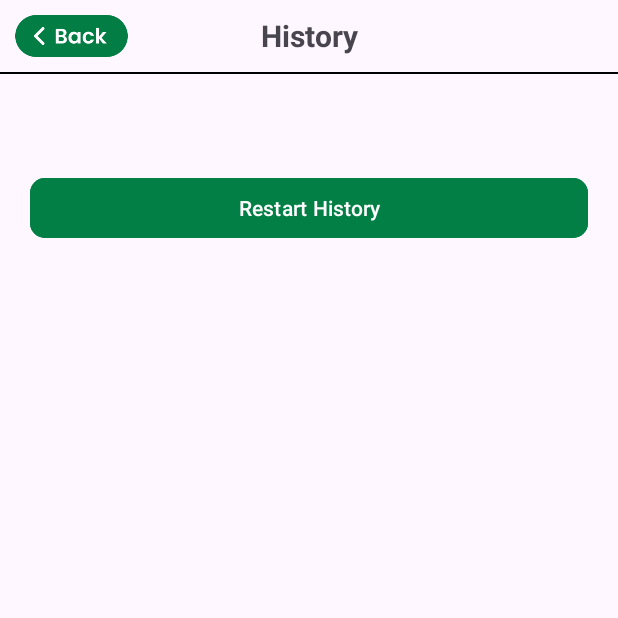
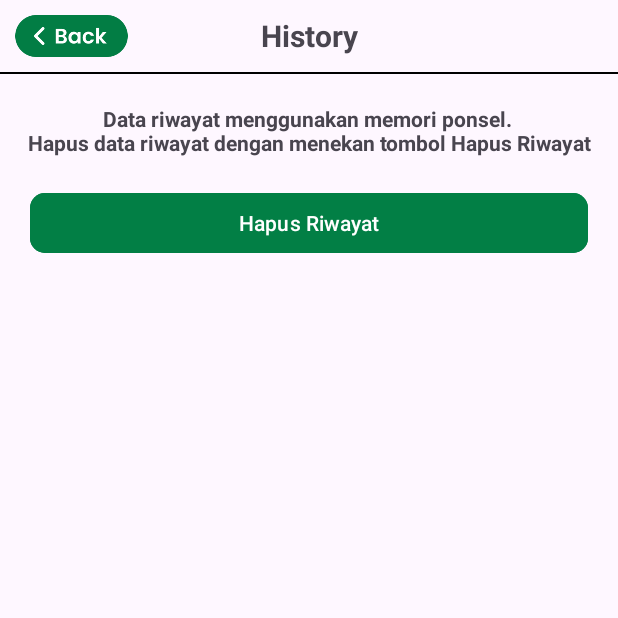
Before and after one commit to akmilino/YarsiAIR, an Android app: the HistoryActivity screen opened directly, with no data from a screen before it, on a phone screen of 412 x 824 dp, the top half of it. Run offline under Robolectric (Android 15) with nearby library versions, the phone set to English and light mode, and no system bars; our stand-ins replace Firebase (no records; nobody signed in at launch, a user with empty details on screens opened directly), Room's generated code.

Commit message:
Cpmmit Update Code Penamabha fitur pop up pada riwayat. perubahan bera[a teks berbahasa inggris kebahasa indonesia

```diff
--- a/app/build.gradle.kts
+++ b/app/build.gradle.kts
@@ -43,6 +43,10 @@ android {
 
 dependencies {
 
+
+    implementation ("androidx.cardview:cardview:1.0.0")
+
+
     // Room Database
     val roomVersion = "2.6.0"
     implementation("androidx.room:room-runtime:$roomVersion")
--- a/app/src/main/java/com/yarsiair/yarsiair/models/Status.kt
+++ b/app/src/main/java/com/yarsiair/yarsiair/models/Status.kt
@@ -2,10 +2,10 @@ package com.yarsiair.yarsiair.models
 
 
 enum class Status(val value: String, val min: Int, val max: Int) {
-    GOOD("Good", 0, 50),
+    GOOD("Bagus", 0, 50),
     MEDIUM("Sedang", 51, 100),
     UNHEALTHY_FOR_SENSITIVE_GROUPS("Tidak Sehat Untuk Kelompok Sensitive", 101, 150),
-    UNHEALTHY("Unhealthy", 151, 200),
-    VERY_UNHEALTHY("Very Unhealthy", 201, 300),
+    UNHEALTHY("Tidak Sehat", 151, 200),
+    VERY_UNHEALTHY("Sangat Tidak Sehat", 201, 300),
     VERY_UNHEALTHY_SEVERE("Hazardous", 301, 500)
 }
--- a/app/src/main/java/com/yarsiair/yarsiair/presentation/adapter/HistoryAdapter.kt
+++ b/app/src/main/java/com/yarsiair/yarsiair/presentation/adapter/HistoryAdapter.kt
@@ -5,7 +5,6 @@ import android.view.ViewGroup
 import androidx.recyclerview.widget.RecyclerView
 import com.yarsiair.yarsiair.databinding.ItemListHistoryBinding
 import com.yarsiair.yarsiair.models.HistoryEntity
-import com.yarsiair.yarsiair.utils.toStatusAqiKecil
 import java.text.SimpleDateFormat
 import java.util.Date
 import java.util.Locale
--- a/app/src/main/java/com/yarsiair/yarsiair/repository/SaveDataWorker.kt
+++ b/app/src/main/java/com/yarsiair/yarsiair/repository/SaveDataWorker.kt
@@ -39,7 +39,7 @@ class SaveDataWorker(appContext: Context, workerParams: WorkerParameters) : Coro
 
     private fun scheduleNextWork(context: Context) {
         val workRequest = OneTimeWorkRequestBuilder<SaveDataWorker>()
-            .setInitialDelay(1, TimeUnit.HOURS) // Untuk setting waktu history
+            .setInitialDelay(1, TimeUnit.MINUTES) // Untuk setting waktu history
             .build()
 
         WorkManager.getInstance(context).enqueueUniqueWork(
--- /dev/null
+++ b/app/src/main/res/drawable/custom_dialog_for_confirm_history.xml
@@ -0,0 +1,5 @@
+<?xml version="1.0" encoding="utf-8"?>
+<shape xmlns:android="http://schemas.android.com/apk/res/android">
+    <corners android:radius="16dp" />
+    <solid android:color="@color/white" />
+</shape>
--- a/app/src/main/res/layout/activity_dashboard.xml
+++ b/app/src/main/res/layout/activity_dashboard.xml
@@ -167,7 +167,7 @@
             android:layout_height="wrap_content"
             android:layout_marginStart="20dp"
             android:layout_marginTop="10dp"
-            android:text="What We Recommend For You:"
+            android:text="Rekomendasi untuk anda:"
             android:textColor="@color/white"
             android:textSize="14sp"
             android:textStyle="bold"
@@ -222,7 +222,7 @@
             android:layout_marginTop="46dp"
             android:layout_marginBottom="20dp"
             android:backgroundTint="@color/green_01"
-            android:text="History"
+            android:text="Riwayat"
             app:cornerRadius="10dp"
             app:layout_constraintBottom_toBottomOf="parent"
             app:layout_constraintEnd_toEndOf="parent"
--- a/app/src/main/res/layout/activity_history.xml
+++ b/app/src/main/res/layout/activity_history.xml
@@ -121,20 +121,33 @@
             app:layout_constraintTop_toBottomOf="@id/view"
             tools:listitem="@layout/item_list_history" />
 
+
+        <TextView
+            android:id="@+id/textviwreset"
+            android:layout_width="wrap_content"
+            android:layout_height="wrap_content"
+            android:layout_marginTop="20dp"
+            android:textStyle="bold"
+            android:text="Data riwayat menggunakan memori ponsel. \nHapus data riwayat dengan menekan tombol Hapus Riwayat"
+            android:textAlignment="center"
+            app:layout_constraintEnd_toEndOf="parent"
+            app:layout_constraintStart_toStartOf="parent"
+            app:layout_constraintTop_toBottomOf="@id/rv_history" />
+
         <com.google.android.material.button.MaterialButton
             android:id="@+id/btn_restart_history"
             android:layout_width="match_parent"
             android:layout_height="wrap_content"
             android:layout_marginHorizontal="20dp"
-            android:layout_marginTop="65dp"
+            android:layout_marginTop="20dp"
             android:backgroundTint="@color/green_01"
-            android:text="Restart History"
+            android:text="Hapus Riwayat"
             app:cornerRadius="10dp"
             android:layout_marginBottom="28dp"
             app:layout_constraintBottom_toBottomOf="parent"
             app:layout_constraintEnd_toEndOf="parent"
             app:layout_constraintStart_toStartOf="parent"
-            app:layout_constraintTop_toBottomOf="@id/rv_history" />
+            app:layout_constraintTop_toBottomOf="@id/textviwreset" />
     </androidx.constraintlayout.widget.ConstraintLayout>
 
 </ScrollView>
--- a/app/src/main/res/values/colors.xml
+++ b/app/src/main/res/values/colors.xml
@@ -6,6 +6,8 @@
     <color name="blue_01">#59D2FE</color>
 <!--    transparent -->
     <color name="blue_transparent">#3D59D2FE</color>
+    <color name="transparent">#00000000</color>
+
 <!--  gradient  -->
     <color name="green_gradient">#17d071</color>
     <color name="yellow_gradient">#cea401</color>
--- a/app/src/main/res/values/strings.xml
+++ b/app/src/main/res/values/strings.xml
@@ -1,5 +1,4 @@
 <resources>
     <string name="app_name">YarsiAIR</string>
-    <string name="kontol">YarsiAIR</string>
     <string name="degree_template">%1$s°</string>
 </resources>
--- /dev/null
+++ b/app/src/main/res/values/styles.xml
@@ -0,0 +1,11 @@
+<?xml version="1.0" encoding="utf-8"?>
+<resources>
+    <!-- Style untuk Dialog -->
+    <style name="CustomDialogStyle" parent="Theme.AppCompat.Dialog">
+        <!-- Background dialog dibuat transparan -->
+        <item name="android:windowBackground">@android:color/transparent</item>
+        <!-- Menghilangkan padding default -->
+        <item name="android:windowNoTitle">true</item>
+        <item name="android:backgroundDimEnabled">true</item>
+    </style>
+</resources>
```
Also changed, not shown: app/src/main/java/com/yarsiair/yarsiair/presentation/HistoryActivity.kt (+39 -2 lines), app/src/main/java/com/yarsiair/yarsiair/utils/Ext.kt (+0 -11 lines), app/src/main/res/drawable/background_green.xml (added, +18 -0 lines), app/src/main/res/drawable/custom_dialog_bg.xml (added, +9 -0 lines), app/src/main/res/layout/custom_dialog_confirm_delete.xml (added, +88 -0 lines).
